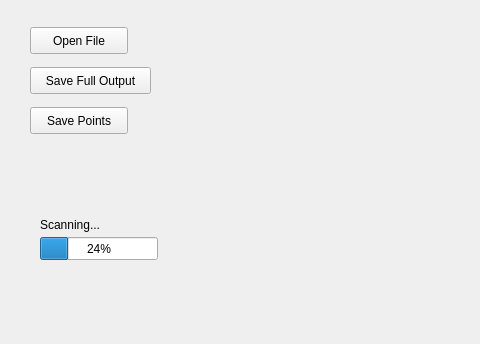
First picture: the form in form.ui, repository daviddoria/SyntheticLidarScanner, before the edit; both pictures show x 0 to 480 and y 443 to 787 of the 954 by 787 pixel window.
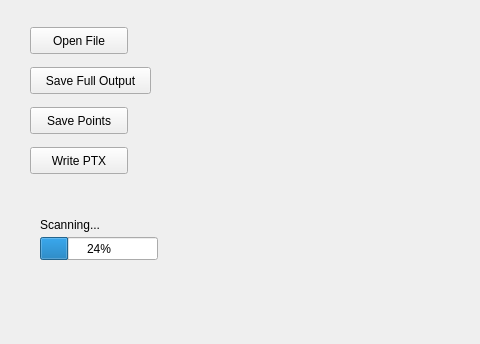
Second picture: the form after the edit. Custom widgets are drawn as their Qt base class.

```diff
--- a/form.ui
+++ b/form.ui
@@ -235,6 +235,19 @@
     <string>Scanning...</string>
    </property>
   </widget>
+  <widget class="QPushButton" name="btnWritePTX">
+   <property name="geometry">
+    <rect>
+     <x>30</x>
+     <y>590</y>
+     <width>98</width>
+     <height>27</height>
+    </rect>
+   </property>
+   <property name="text">
+    <string>Write PTX</string>
+   </property>
+  </widget>
  </widget>
  <customwidgets>
   <customwidget>
```
